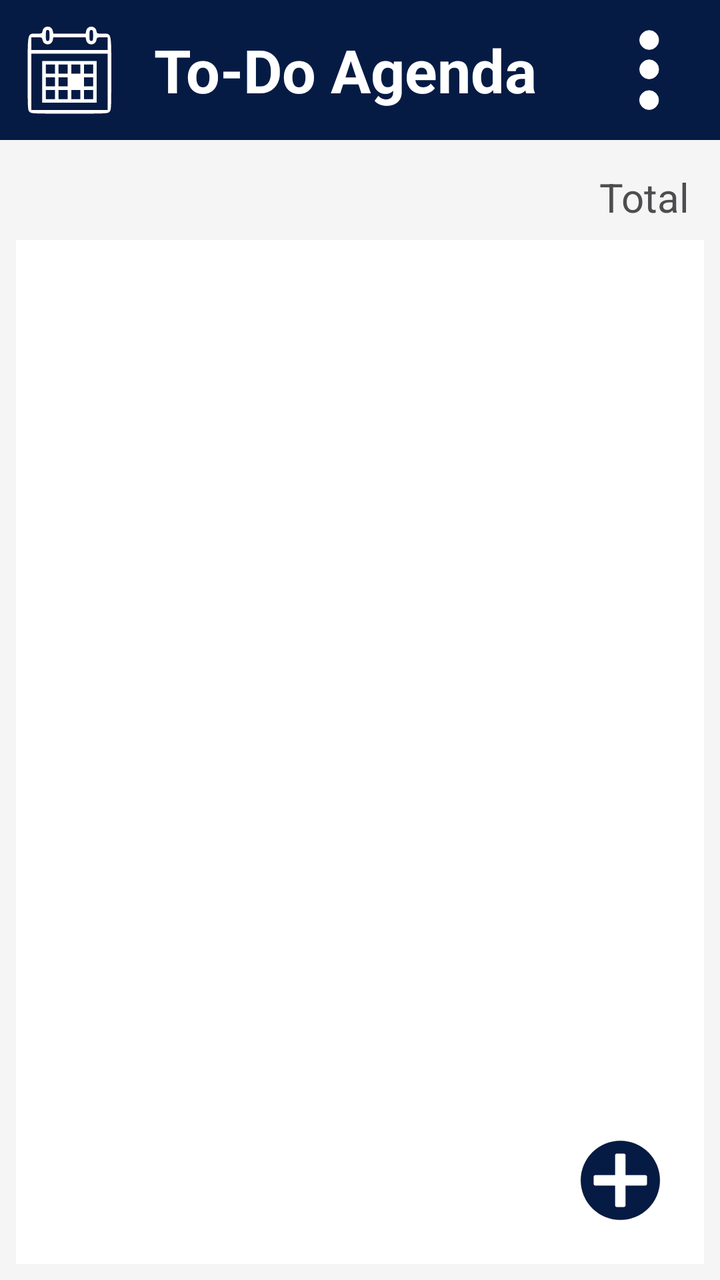
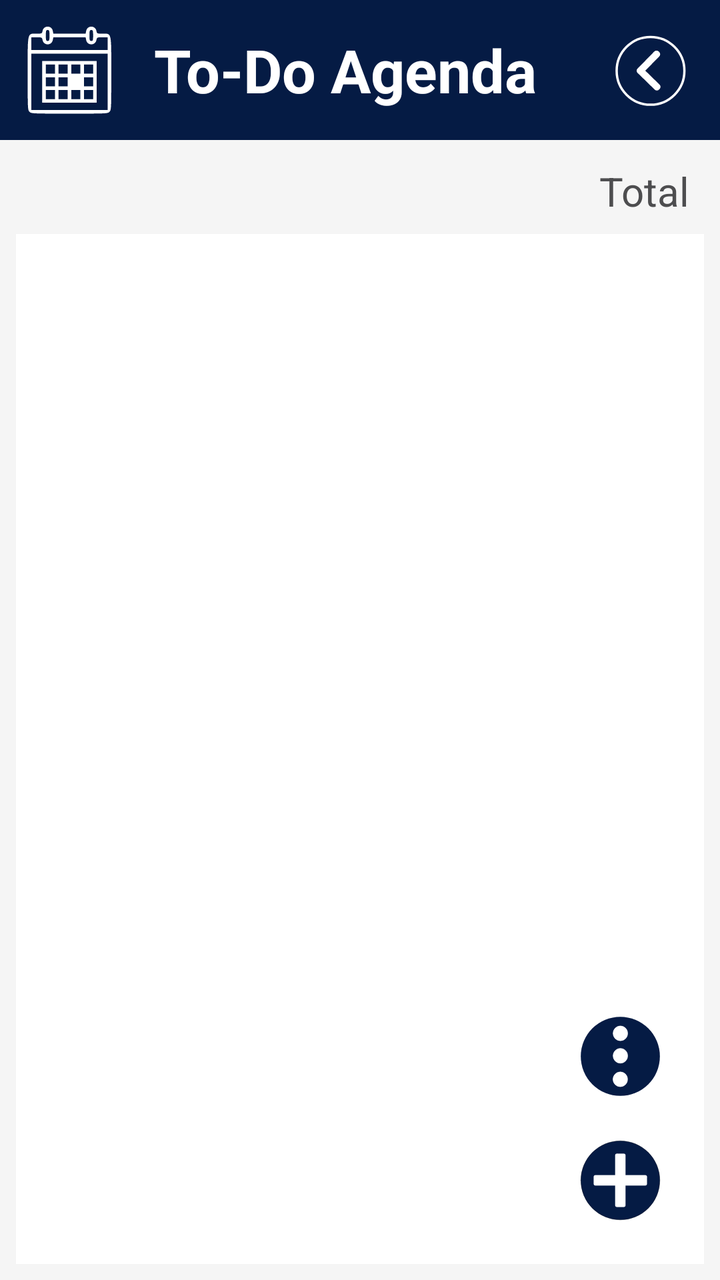

The first picture is an Android layout as it rendered before a commit; the second is the same layout after the commit. The layout source and the unified diff follow.
<!-- AndroidManifest.xml: application theme Theme.ToDoAgenda -->
<!-- res/layout/activity_main.xml -->
<?xml version="1.0" encoding="utf-8"?>
<androidx.constraintlayout.widget.ConstraintLayout xmlns:android="http://schemas.android.com/apk/res/android"
    xmlns:app="http://schemas.android.com/apk/res-auto"
    xmlns:tools="http://schemas.android.com/tools"
    android:id="@+id/contenedor_principal"
    android:layout_width="match_parent"
    android:layout_height="match_parent"
    android:background="@color/light_grey"
    tools:context=".MainActivity">

    <LinearLayout
        android:id="@+id/lyt_encabezado"
        android:layout_width="0dp"
        android:layout_height="70dp"
        android:gravity="center_vertical"
        android:background="@color/navy_blue"
        android:padding="5dp"
        android:orientation="horizontal"
        app:layout_constraintTop_toTopOf="parent"
        app:layout_constraintStart_toStartOf="parent"
        app:layout_constraintEnd_toEndOf="parent" >

        <Button
            android:id="@+id/btn_logo"
            android:layout_width="60dp"
            android:layout_height="60dp"
            android:layout_marginEnd="12dp"
            android:background="@color/transparent"
            app:icon="@drawable/ic_logotodo"
            app:iconGravity="textStart"
            app:iconSize="48dp"
            app:iconPadding="0dp" />

        <TextView
            android:id="@+id/txt_app_name"
            android:layout_width="0dp"
            android:layout_height="wrap_content"
            android:layout_weight="1"
            android:layout_gravity="center"
            android:text="@string/txt_app_name"
            android:textColor="@color/white"
            android:textSize="30sp"
            android:textStyle="bold">
        </TextView>

        <Button
            android:id="@+id/btn_menu"
            android:layout_width="60dp"
            android:layout_height="60dp"
            android:layout_marginStart="12dp"
            android:background="@color/transparent"
            app:icon="@drawable/ic_menu"
            app:iconGravity="textStart"
            app:iconSize="40dp"
            app:iconPadding="0dp" />

    </LinearLayout>

    <TextView
        android:id="@+id/txt_total"
        android:layout_width="wrap_content"
        android:layout_height="wrap_content"
        android:layout_marginEnd="15dp"
        android:layout_marginBottom="15dp"
        android:layout_marginTop="15dp"
        android:text="@string/txt_total"
        android:textSize="20sp"
        android:textColor="@color/dark_grey"
        app:layout_constraintTop_toBottomOf="@id/lyt_encabezado"
        app:layout_constraintEnd_toEndOf="parent" />

    <LinearLayout
        android:id="@+id/lyt_contenedor_lista"
        android:layout_width="0dp"
        android:layout_height="0dp"
        android:layout_marginTop="8dp"
        android:layout_marginStart="8dp"
        android:layout_marginEnd="8dp"
        android:layout_marginBottom="8dp"
        android:padding="8dp"
        android:orientation="vertical"
        android:background="@color/white"
        app:layout_constraintTop_toBottomOf="@id/txt_total"
        app:layout_constraintBottom_toBottomOf="parent"
        app:layout_constraintStart_toStartOf="parent"
        app:layout_constraintEnd_toEndOf="parent" >

        <ListView
            android:id="@+id/lstv_tareas"
            android:layout_width="match_parent"
            android:layout_height="match_parent"
            android:layout_marginTop="8dp"
            android:paddingBottom="90dp" />

    </LinearLayout>

    <Button
        android:id="@+id/btn_agregar"
        android:layout_width="60dp"
        android:layout_height="60dp"
        android:layout_marginEnd="20dp"
        android:layout_marginBottom="20dp"
        android:background="@color/transparent"
        app:icon="@drawable/ic_agregar"
        app:iconGravity="textStart"
        app:iconSize="45dp"
        app:iconPadding="0dp"
        app:iconTint="@null"
        app:layout_constraintBottom_toBottomOf="parent"
        app:layout_constraintEnd_toEndOf="parent" />

</androidx.constraintlayout.widget.ConstraintLayout>
<!-- resources referenced by this layout -->
<resources>
  <color name="dark_grey">#4D4D4F</color>
  <color name="light_grey">#F5F5F5</color>
  <color name="navy_blue">#051B44</color>
  <color name="transparent">#00000000</color>
  <color name="white">#FFFFFF</color>
  <!-- drawable ic_menu (drawable) -->
  <vector xmlns:android="http://schemas.android.com/apk/res/android"
      android:width="512dp"
      android:height="512dp"
      android:viewportWidth="512"
      android:viewportHeight="512">
    <path
        android:pathData="M250.7,64.08m-61.1,0a61.1,61.1 0,1 1,122.2 0a61.1,61.1 0,1 1,-122.2 0"
        android:strokeWidth="3.54539"
        android:fillColor="#ffffff"
        android:strokeColor="#ffffff"
        android:strokeLineCap="round"/>
    <path
        android:pathData="M250.7,251.87m-61.1,0a61.1,61.1 0,1 1,122.2 0a61.1,61.1 0,1 1,-122.2 0"
        android:strokeWidth="3.54539"
        android:fillColor="#ffffff"
        android:strokeColor="#ffffff"
        android:strokeLineCap="round"/>
    <path
        android:pathData="M250.04,448.57m-61.1,0a61.1,61.1 0,1 1,122.2 0a61.1,61.1 0,1 1,-122.2 0"
        android:strokeWidth="3.54539"
        android:fillColor="#ffffff"
        android:strokeColor="#ffffff"
        android:strokeLineCap="round"/>
  </vector>
  <string name="txt_app_name">To-Do Agenda</string>
  <string name="txt_total">Total</string>
  <style name="Theme.ToDoAgenda" parent="Base.Theme.ToDoAgenda" />
  <style name="Base.Theme.ToDoAgenda" parent="Theme.Material3.DayNight.NoActionBar">
          
          
      </style>
  <!-- unchanged entries left out for length: 2 -->
</resources>

<!-- the commit's change to res/layout/activity_main.xml (unified diff, before → after) -->
@@ -2,20 +2,20 @@
 <androidx.constraintlayout.widget.ConstraintLayout xmlns:android="http://schemas.android.com/apk/res/android"
     xmlns:app="http://schemas.android.com/apk/res-auto"
     xmlns:tools="http://schemas.android.com/tools"
-    android:id="@+id/contenedor_principal"
+    android:id="@+id/lyt_contenedor_principal"
     android:layout_width="match_parent"
     android:layout_height="match_parent"
     android:background="@color/light_grey"
     tools:context=".MainActivity">
 
     <LinearLayout
-        android:id="@+id/lyt_encabezado"
+        android:id="@+id/lyt_contenedor_encabezado"
         android:layout_width="0dp"
         android:layout_height="70dp"
+        android:padding="5dp"
         android:gravity="center_vertical"
+        android:orientation="horizontal"
         android:background="@color/navy_blue"
-        android:padding="5dp"
-        android:orientation="horizontal"
         app:layout_constraintTop_toTopOf="parent"
         app:layout_constraintStart_toStartOf="parent"
         app:layout_constraintEnd_toEndOf="parent" >
@@ -49,7 +49,7 @@
             android:layout_height="60dp"
             android:layout_marginStart="12dp"
             android:background="@color/transparent"
-            app:icon="@drawable/ic_menu"
+            app:icon="@drawable/ic_salir"
             app:iconGravity="textStart"
             app:iconSize="40dp"
             app:iconPadding="0dp" />
@@ -60,14 +60,13 @@
         android:id="@+id/txt_total"
         android:layout_width="wrap_content"
         android:layout_height="wrap_content"
+        android:layout_marginTop="12dp"
         android:layout_marginEnd="15dp"
-        android:layout_marginBottom="15dp"
-        android:layout_marginTop="15dp"
         android:text="@string/txt_total"
         android:textSize="20sp"
         android:textColor="@color/dark_grey"
-        app:layout_constraintTop_toBottomOf="@id/lyt_encabezado"
-        app:layout_constraintEnd_toEndOf="parent" />
+        app:layout_constraintTop_toBottomOf="@id/lyt_contenedor_encabezado"
+       app:layout_constraintEnd_toEndOf="parent" />
 
     <LinearLayout
         android:id="@+id/lyt_contenedor_lista"
@@ -95,6 +94,21 @@
     </LinearLayout>
 
     <Button
+        android:id="@+id/btn_menu"
+        android:layout_width="60dp"
+        android:layout_height="60dp"
+        android:layout_marginEnd="20dp"
+        android:layout_marginBottom="2dp"
+        android:background="@color/transparent"
+        app:icon="@drawable/ic_menu"
+        app:iconGravity="textStart"
+        app:iconSize="45dp"
+        app:iconPadding="0dp"
+        app:iconTint="@null"
+        app:layout_constraintBottom_toTopOf="@id/btn_agregar"
+        app:layout_constraintEnd_toEndOf="parent"/>
+
+    <Button
         android:id="@+id/btn_agregar"
         android:layout_width="60dp"
         android:layout_height="60dp"
<!-- resource entries referenced after the edit -->
@@ -12,22 +12,53 @@
       android:viewportWidth="512"
       android:viewportHeight="512">
     <path
-        android:pathData="M250.7,64.08m-61.1,0a61.1,61.1 0,1 1,122.2 0a61.1,61.1 0,1 1,-122.2 0"
-        android:strokeWidth="3.54539"
+        android:pathData="M256,256m-225,0a225,225 0,1 1,450 0a225,225 0,1 1,-450 0"
+        android:strokeWidth="19.8202"
+        android:fillColor="#051b44"
+        android:strokeColor="#00000000"
+        android:strokeLineCap="round"/>
+    <path
+        android:pathData="M256.23,125.32m-41.54,0a41.54,41.54 0,1 1,83.07 0a41.54,41.54 0,1 1,-83.07 0"
+        android:strokeWidth="2.41"
         android:fillColor="#ffffff"
         android:strokeColor="#ffffff"
         android:strokeLineCap="round"/>
     <path
-        android:pathData="M250.7,251.87m-61.1,0a61.1,61.1 0,1 1,122.2 0a61.1,61.1 0,1 1,-122.2 0"
-        android:strokeWidth="3.54539"
+        android:pathData="M256.23,252.97m-41.54,0a41.54,41.54 45,1 1,83.07 0a41.54,41.54 135,1 1,-83.07 0"
+        android:strokeWidth="2.41"
         android:fillColor="#ffffff"
         android:strokeColor="#ffffff"
         android:strokeLineCap="round"/>
     <path
-        android:pathData="M250.04,448.57m-61.1,0a61.1,61.1 0,1 1,122.2 0a61.1,61.1 0,1 1,-122.2 0"
-        android:strokeWidth="3.54539"
+        android:pathData="M255.77,386.68m-41.54,0a41.54,41.54 0,1 1,83.07 0a41.54,41.54 0,1 1,-83.07 0"
+        android:strokeWidth="2.41"
         android:fillColor="#ffffff"
         android:strokeColor="#ffffff"
+        android:strokeLineCap="round"/>
+  </vector>
+  <!-- drawable ic_salir (drawable) -->
+  <vector xmlns:android="http://schemas.android.com/apk/res/android"
+      android:width="512dp"
+      android:height="512dp"
+      android:viewportWidth="512"
+      android:viewportHeight="512">
+    <path
+        android:pathData="M259.44,261.22m-216.78,0a216.78,216.78 0,1 1,433.57 0a216.78,216.78 0,1 1,-433.57 0"
+        android:strokeWidth="15"
+        android:fillColor="#00000000"
+        android:strokeColor="#ffffff"
+        android:strokeLineCap="round"/>
+    <path
+        android:pathData="M176.96,246.63L283.49,137.66A19.75,19.75 89.35,0 1,311.41 137.34L315.08,140.93A19.75,19.75 89.35,0 1,315.4 168.85L208.87,277.83A19.75,19.75 89.35,0 1,180.94 278.14L177.27,274.55A19.75,19.75 89.35,0 1,176.96 246.63z"
+        android:strokeWidth="2.99"
+        android:fillColor="#ffffff"
+        android:strokeColor="#00000000"
+        android:strokeLineCap="round"/>
+    <path
+        android:pathData="M208.37,243.14L317.34,349.68A19.75,19.75 89.35,0 1,317.66 377.6L314.07,381.27A19.75,19.75 89.35,0 1,286.15 381.59L177.18,275.05A19.75,19.75 89.35,0 1,176.86 247.13L180.45,243.46A19.75,19.75 89.35,0 1,208.37 243.14z"
+        android:strokeWidth="2.99"
+        android:fillColor="#ffffff"
+        android:strokeColor="#00000000"
         android:strokeLineCap="round"/>
   </vector>
   <string name="txt_app_name">To-Do Agenda</string>
